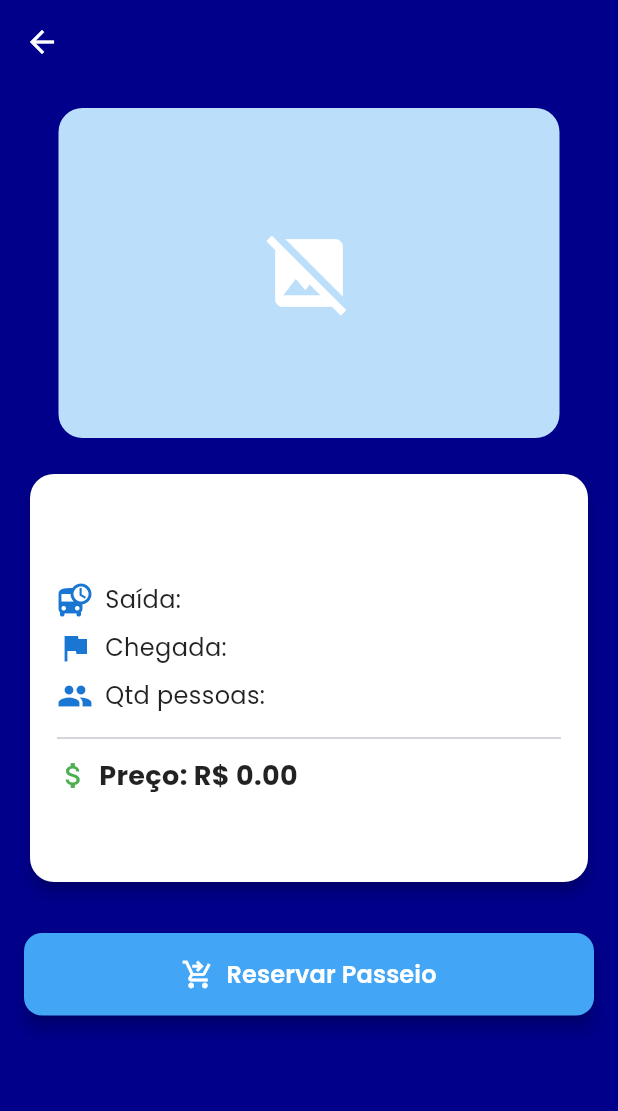
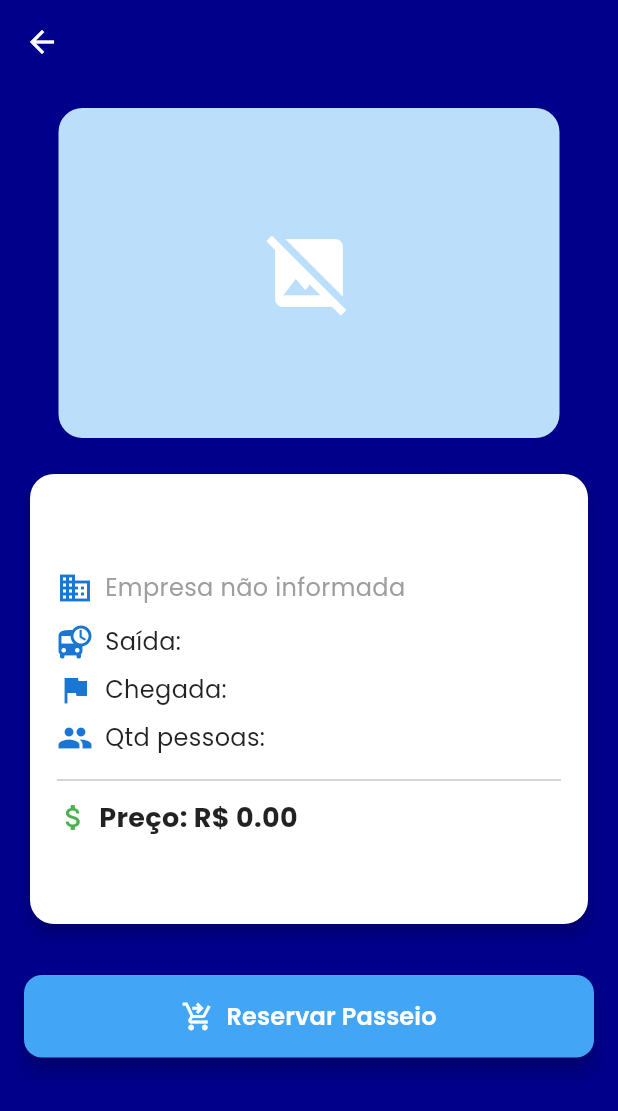
Before and after one commit to anajugrzyb/jampa-trip-frontend, a Flutter app: the AdViewPage screen opened directly with empty values, on a phone screen of 412 x 824 dp. Shown: the top 1111 px of the screen. Run offline on Flutter 3.47's test engine with Material 3 defaults, Android fonts, the phone set to English and light mode, and no system bars; our stand-ins replace flutter_multi_formatter, flutter_time_picker_spinner, google_fonts, image_picker, sqflite, table_calendar; accounts and stored records are empty.

Commit message:
adicionando a empresa no adview

```diff
--- a/lib/pages/adview_page.dart
+++ b/lib/pages/adview_page.dart
@@ -1,6 +1,7 @@
 import 'dart:io';
 import 'package:flutter/material.dart';
 import 'reservation_page.dart';
+import 'company_page.dart';
 
 class AdViewPage extends StatelessWidget {
   final Map<String, dynamic> tour;
@@ -37,6 +38,7 @@ class AdViewPage extends StatelessWidget {
     return Padding(
       padding: const EdgeInsets.symmetric(vertical: 4),
       child: Row(
+        crossAxisAlignment: CrossAxisAlignment.center,
         children: [
           Icon(icon, color: Colors.blue[700]),
           const SizedBox(width: 8),
@@ -54,6 +56,8 @@ class AdViewPage extends StatelessWidget {
   @override
   Widget build(BuildContext context) {
     final imagens = (tour['imagens'] as String?)?.split(',') ?? [];
+    final empresa = tour['empresa'];
+    final temEmpresa = empresa != null && empresa.toString().trim().isNotEmpty;
 
     return Scaffold(
       backgroundColor: const Color(0xFF00008B),
@@ -107,15 +111,57 @@ class AdViewPage extends StatelessWidget {
                         color: Colors.blue[900],
                       ),
                     ),
-                    const SizedBox(height: 16),
+                    const SizedBox(height: 12),
+
+                    Row(
+                      crossAxisAlignment: CrossAxisAlignment.center,
+                      children: [
+                        Icon(Icons.business, color: Colors.blue[700]),
+                        const SizedBox(width: 8),
+                        Expanded(
+                          child: temEmpresa
+                              ? GestureDetector(
+                                  onTap: () {
+                                    Navigator.push(
+                                      context,
+                                      MaterialPageRoute(
+                                        builder: (context) => CompanyPage(
+                                          company: {
+                                            'company_name': empresa,
+                                          },
+                                        ),
+                                      ),
+                                    );
+                                  },
+                                  child: Text(
+                                    empresa.toString(),
+                                    style: const TextStyle(
+                                      fontSize: 16,
+                                      color: Colors.blue,
+                                      fontWeight: FontWeight.w600,
+                                    ),
+                                  ),
+                                )
+                              : const Text(
+                                  "Empresa não informada",
+                                  style: TextStyle(
+                                    fontSize: 16,
+                                    color: Colors.grey,
+                                  ),
+                                ),
+                        ),
+                      ],
+                    ),
+
+                    const SizedBox(height: 8),
 
                     _buildInfoRow(Icons.departure_board, "Saída", tour['saida']),
                     _buildInfoRow(Icons.flag, "Chegada", tour['chegada']),
-                    _buildInfoRow(
-                        Icons.people, "Qtd pessoas", tour['qtd_pessoas']),
+                    _buildInfoRow(Icons.people, "Qtd pessoas", tour['qtd_pessoas']),
                     const Divider(height: 24, thickness: 1),
 
                     Row(
+                      crossAxisAlignment: CrossAxisAlignment.center,
                       children: [
                         const Icon(Icons.attach_money,
                             color: Colors.green, size: 22),
@@ -140,6 +186,7 @@ class AdViewPage extends StatelessWidget {
                 ),
               ),
             ),
+
             const SizedBox(height: 30),
 
             SizedBox(
```
